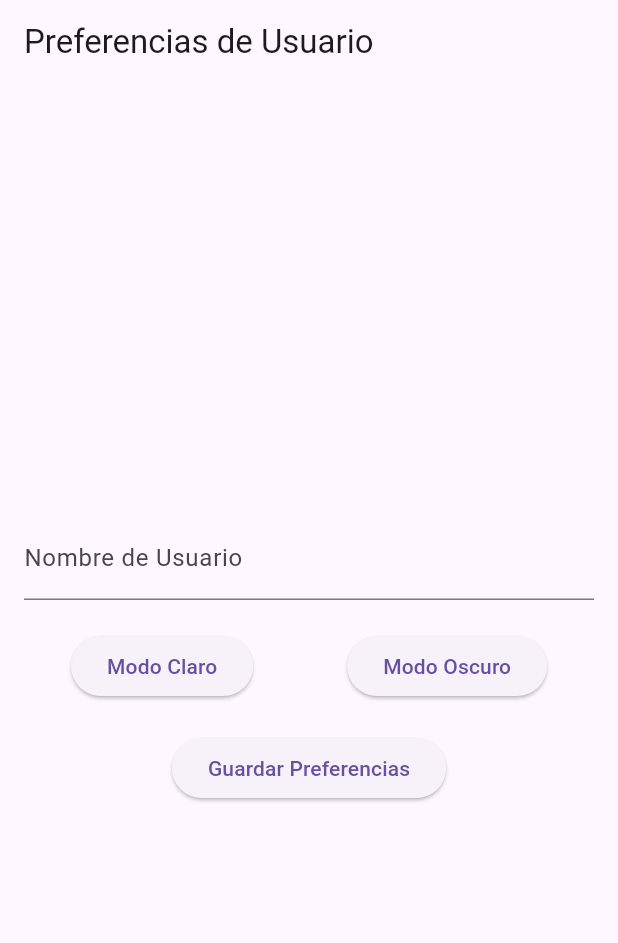
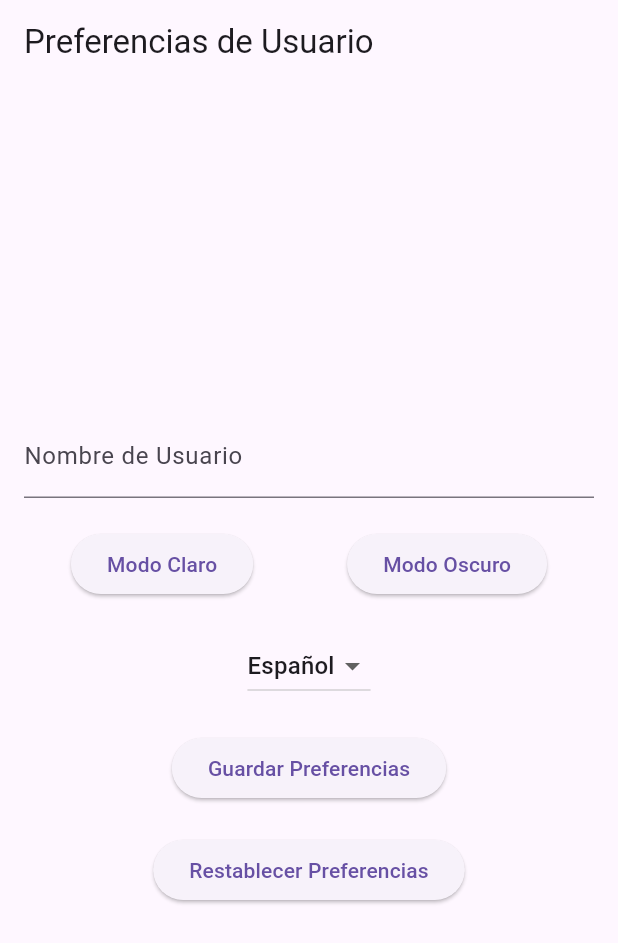
Before and after one commit to isai-torres/comp2850-mobile-computing, a Flutter app: the screen it shows after launch, on a phone screen of 412 x 824 dp. Shown: the top 943 px of the screen. Run offline on Flutter 3.47's test engine with Material 3 defaults, Android fonts, the phone set to English and light mode, and no system bars; our stand-ins replace google_fonts, shared_preferences.

Commit message:
Language preference added

```diff
--- a/aplicacion_share_preference/lib/main.dart
+++ b/aplicacion_share_preference/lib/main.dart
@@ -13,6 +13,7 @@ class MyApp extends StatefulWidget {
 class _MyAppState extends State<MyApp> {
   bool isDarkMode = false;
   String userName = "";
+  String preferredLanguage = "español"; // Idioma predeterminado
   late TextEditingController _controller;
 
   @override
@@ -33,6 +34,7 @@ class _MyAppState extends State<MyApp> {
     setState(() {
       isDarkMode = prefs.getBool('isDarkMode') ?? false;
       userName = prefs.getString('userName') ?? "";
+      preferredLanguage = prefs.getString('preferredLanguage') ?? "español";
       _controller.text = userName;
     });
   }
@@ -45,6 +47,25 @@ class _MyAppState extends State<MyApp> {
   Future<void> _saveUserName(String name) async {
     SharedPreferences prefs = await SharedPreferences.getInstance();
     prefs.setString('userName', name);
+  }
+
+  Future<void> _saveLanguagePreference(String language) async {
+    SharedPreferences prefs = await SharedPreferences.getInstance();
+    prefs.setString('preferredLanguage', language);
+  }
+
+  Future<void> _resetPreferences() async {
+    SharedPreferences prefs = await SharedPreferences.getInstance();
+    await prefs.clear(); // Borra todas las preferencias almacenadas
+    setState(() {
+      isDarkMode = false;
+      userName = "";
+      preferredLanguage = "español";
+      _controller.clear();
+    });
+    ScaffoldMessenger.of(context).showSnackBar(
+      const SnackBar(content: Text('Preferencias restablecidas.')),
+    );
   }
 
   @override
@@ -95,6 +116,20 @@ class _MyAppState extends State<MyApp> {
                   ],
                 ),
                 const SizedBox(height: 20),
+                DropdownButton<String>(
+                  value: preferredLanguage,
+                  items: const [
+                    DropdownMenuItem(value: "español", child: Text("Español")),
+                    DropdownMenuItem(value: "inglés", child: Text("Inglés")),
+                  ],
+                  onChanged: (value) {
+                    setState(() {
+                      preferredLanguage = value!;
+                      _saveLanguagePreference(preferredLanguage);
+                    });
+                  },
+                ),
+                const SizedBox(height: 20),
                 ElevatedButton(
                   onPressed: () {
                     _saveUserName(userName);
@@ -104,7 +139,12 @@ class _MyAppState extends State<MyApp> {
                       ),
                     );
                   },
-                  child: Text("Guardar Preferencias"),
+                  child: const Text("Guardar Preferencias"),
+                ),
+                const SizedBox(height: 20),
+                ElevatedButton(
+                  onPressed: _resetPreferences,
+                  child: const Text("Restablecer Preferencias"),
                 ),
               ],
             ),
```
